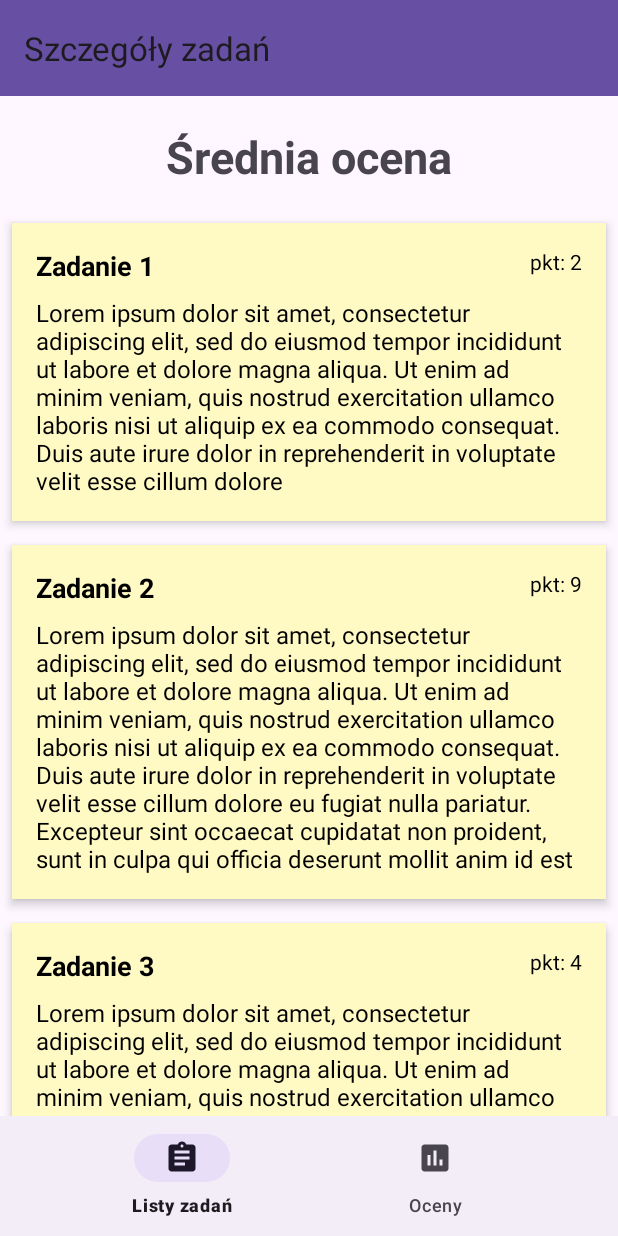
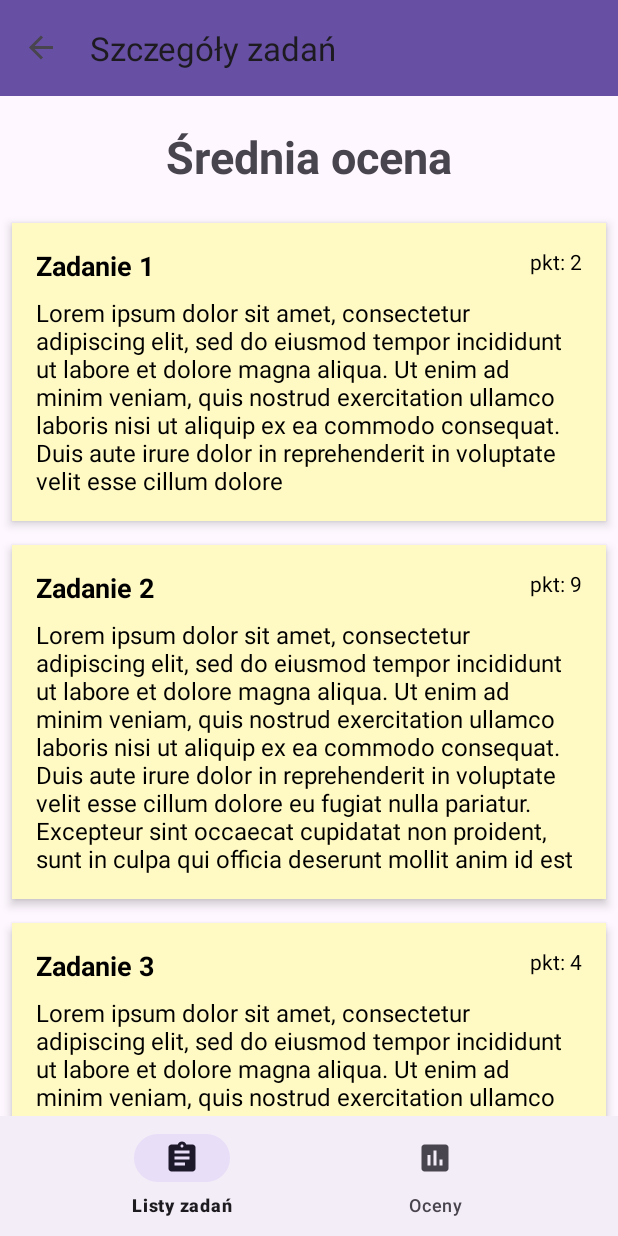
Before and after one commit to Kapiura/PUM, an Android app: the E3 screen opened through its navigation route, on a phone screen of 412 x 824 dp. Run offline under Robolectric (Android 15) with nearby library versions, the phone set to English and light mode, and no system bars; our stand-ins replace navigation-ui.

Commit message:
ogolnie to strzalka cofjaca dziala

```diff
--- a/Lista3/app/src/main/java/com/example/lista3/ExerciseListAdapter.kt
+++ b/Lista3/app/src/main/java/com/example/lista3/ExerciseListAdapter.kt
@@ -9,14 +9,13 @@ class ExerciseListAdapter(private var exerciseLists: List<ExerciseList>) : Recyc
 
     private var filteredExerciseLists: List<ExerciseList> = exerciseLists
 
-    // Funkcja do filtrowania po nazwie przedmiotu i numerze zadania
     fun filter(subjectName: String? = null, taskNumber: Int? = null) {
         filteredExerciseLists = exerciseLists.filter { exerciseList ->
             val isSubjectMatching = subjectName?.let { exerciseList.subject.name.contains(it, ignoreCase = true) } ?: true
             val isTaskNumberMatching = taskNumber?.let { taskNumber <= exerciseList.exercises.size } ?: true
             isSubjectMatching && isTaskNumberMatching
         }
-        notifyDataSetChanged()  // Zaktualizowanie widoku po filtrze
+        notifyDataSetChanged()
     }
 
     override fun onCreateViewHolder(parent: ViewGroup, viewType: Int): ExerciseListViewHolder {
--- a/Lista3/app/src/main/java/com/example/lista3/MainActivity.kt
+++ b/Lista3/app/src/main/java/com/example/lista3/MainActivity.kt
@@ -1,47 +1,39 @@
 package com.example.lista3
 
 import android.os.Bundle
-import android.widget.Toast
-import androidx.activity.enableEdgeToEdge
 import androidx.appcompat.app.AppCompatActivity
-import androidx.core.view.ViewCompat
-import androidx.core.view.WindowInsetsCompat
-import androidx.navigation.NavController
 import androidx.navigation.fragment.NavHostFragment
-import androidx.navigation.fragment.findNavController
-import androidx.navigation.ui.AppBarConfiguration
-import androidx.navigation.ui.setupWithNavController
-import androidx.recyclerview.widget.LinearLayoutManager
+import androidx.navigation.ui.NavigationUI
 import com.example.lista3.databinding.ActivityMainBinding
-import androidx.navigation.ui.setupActionBarWithNavController
 
 class MainActivity : AppCompatActivity() {
-    private val binding: ActivityMainBinding by lazy {
-        ActivityMainBinding.inflate(layoutInflater)
-    }
 
-    private val navController: NavController by lazy {
-        val navHostFragment = supportFragmentManager.findFragmentById(R.id.fragmentContainerView)
-                as NavHostFragment
-            navHostFragment.findNavController()
-    }
-
+    private lateinit var binding: ActivityMainBinding
 
     override fun onCreate(savedInstanceState: Bundle?) {
         super.onCreate(savedInstanceState)
-        enableEdgeToEdge()
+        binding = ActivityMainBinding.inflate(layoutInflater)
         setContentView(binding.root)
-        supportActionBar?.title = "Lista 3"
 
-        binding.bottomNavView.setupWithNavController(navController)
+        val navHostFragment =
+            supportFragmentManager.findFragmentById(R.id.fragmentContainerView) as NavHostFragment
+        val navController = navHostFragment.navController
+
         setSupportActionBar(binding.toolbar)
-        val appBarConfiguration = AppBarConfiguration(setOf(R.id.e1, R.id.e3))
-        setupActionBarWithNavController(navController, appBarConfiguration)
-        binding.bottomNavView.setupWithNavController(navController)
+
+        NavigationUI.setupActionBarWithNavController(this, navController)
+
+        navController.addOnDestinationChangedListener { _, destination, _ ->
+            if (destination.id == R.id.e1 || destination.id == R.id.e3) {
+                supportActionBar?.setDisplayHomeAsUpEnabled(true)
+            } else {
+                supportActionBar?.setDisplayHomeAsUpEnabled(false)
+            }
         }
+    }
 
     override fun onSupportNavigateUp(): Boolean {
+        val navController = (supportFragmentManager.findFragmentById(R.id.fragmentContainerView) as NavHostFragment).navController
         return navController.navigateUp() || super.onSupportNavigateUp()
     }
-
 }
--- a/Lista3/app/src/main/res/layout/activity_main.xml
+++ b/Lista3/app/src/main/res/layout/activity_main.xml
@@ -31,7 +31,7 @@
         android:id="@+id/fragmentContainerView"
         android:name="androidx.navigation.fragment.NavHostFragment"
         android:layout_width="match_parent"
-            android:layout_height="0dp"
+        android:layout_height="0dp"
         app:defaultNavHost="true"
         android:layout_weight="1"
         app:navGraph="@navigation/navigation"  />
--- a/Lista3/app/src/main/res/navigation/navigation.xml
+++ b/Lista3/app/src/main/res/navigation/navigation.xml
@@ -37,5 +37,12 @@
         android:id="@+id/e3"
         android:name="com.example.lista3.E3"
         android:label="Szczegóły zadań"
-        tools:layout="@layout/fragment_e3" />
+        tools:layout="@layout/fragment_e3">
+        <action
+            android:id="@+id/action_e3_to_e1"
+            app:destination="@id/e1">
+        </action>
+
+    </fragment>
+
 </navigation>
```
